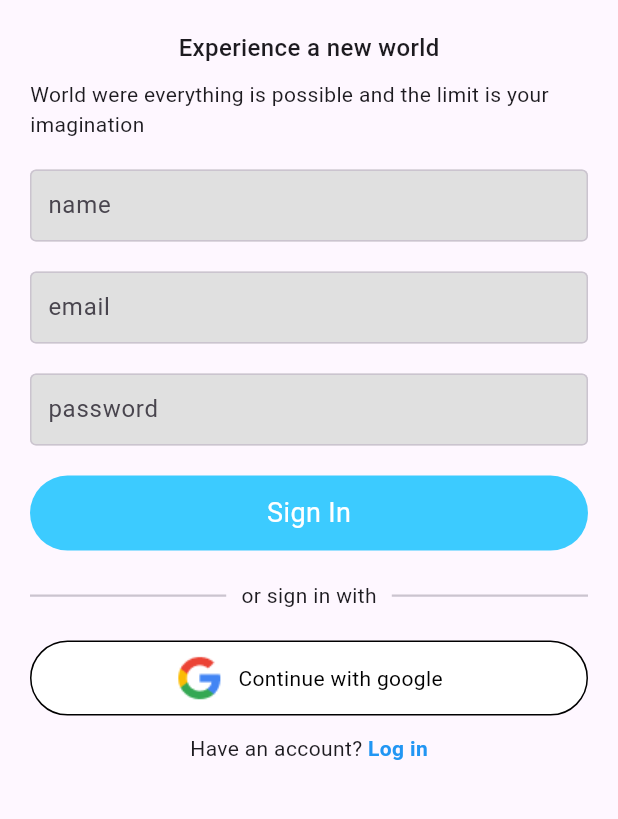
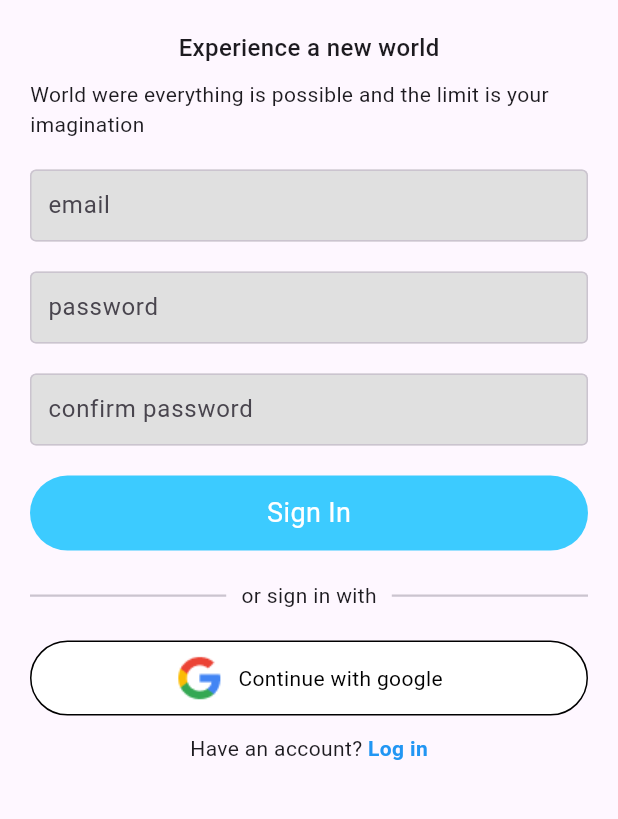
Before and after one commit to Prince-Sarfo/event-hub, a Flutter app: the screen it shows after launch, after a tap on "Register", on a phone screen of 412 x 824 dp, the part 51-870 px from its top. Run offline on Flutter 3.47's test engine with Material 3 defaults, Android fonts, the phone set to English and light mode, and no system bars; our stand-ins replace device_preview, firebase_auth, firebase_core, lottie, smooth_page_indicator; accounts and stored records are empty; network calls fail.

Commit message:
feat: added password authentication using firebase

```diff
--- a/lib/components/button.dart
+++ b/lib/components/button.dart
@@ -2,12 +2,13 @@ import 'package:flutter/material.dart';
 
 class ButtonType extends StatelessWidget {
   final String buttonType;
-  const ButtonType({super.key, required this.buttonType});
+  final void Function()? onTap;
+  const ButtonType({super.key, required this.buttonType, required this.onTap});
 
   @override
   Widget build(BuildContext context) {
     return GestureDetector(
-      onTap: () {},
+      onTap: onTap,
       child: Container(
         padding: EdgeInsets.symmetric(vertical: 12),
         decoration: const BoxDecoration(
--- a/lib/main.dart
+++ b/lib/main.dart
@@ -1,6 +1,8 @@
 import 'package:eventhub/intro_pages/loading_page.dart';
 import 'package:eventhub/pages/home_page.dart';
 import 'package:eventhub/pages/onboarding_page.dart';
+import 'package:eventhub/services/auth/auth_gate.dart';
+import 'package:eventhub/services/auth/auth_service.dart';
 
 import 'package:eventhub/services/auth/login_or_register.dart';
 import 'package:flutter/foundation.dart';
@@ -8,7 +10,9 @@ import 'package:flutter/material.dart';
 import 'package:device_preview/device_preview.dart';
 
 import 'package:firebase_core/firebase_core.dart';
+import 'package:provider/provider.dart';
 import 'firebase_options.dart';
+import 'package:firebase_auth/firebase_auth.dart';
 
 void main() async {
   // DevicePreview(
@@ -19,13 +23,18 @@ void main() async {
   await Firebase.initializeApp(
     options: DefaultFirebaseOptions.currentPlatform,
   );
-  runApp(const MyApp());
+  runApp(
+    ChangeNotifierProvider(
+      create: (context) => AuthService(),
+      child: const MyApp(),
+    )
+  );
 }
 
 class MyApp extends StatelessWidget {
   const MyApp({super.key});
 
-  // This widget is the root of your application.
+  // This is the root of the app
   @override
   Widget build(BuildContext context) {
     return MaterialApp(
@@ -33,6 +42,7 @@ class MyApp extends StatelessWidget {
       // useInheritedMediaQuery: true,
       // locale: DevicePreview.locale(context),
       // builder: DevicePreview.appBuilder,
+      navigatorKey: navigatorKey,
       debugShowCheckedModeBanner: false,
       theme: ThemeData(
         colorScheme: ColorScheme.fromSeed(seedColor: Colors.deepPurple),
@@ -41,7 +51,8 @@ class MyApp extends StatelessWidget {
       // home: const OnboardingPage(),
       // home: const LoadingPage(),
       // home: const HomePage(),
-      home: const LoginOrRegister(),
+      // home: const LoginOrRegister(),
+      home:  const AuthGate(),
     );
   }
 }
--- a/lib/pages/signup_pages/login_page.dart
+++ b/lib/pages/signup_pages/login_page.dart
@@ -1,6 +1,8 @@
 import 'package:eventhub/components/google_button.dart';
+import 'package:eventhub/services/auth/auth_service.dart';
 import 'package:eventhub/widgets/text_field_input.dart';
 import 'package:flutter/material.dart';
+import 'package:provider/provider.dart';
 import '../../components/divider.dart';
 import '../../components/button.dart';
 
@@ -23,24 +25,55 @@ class _LoginPageState extends State<LoginPage> {
     _passwordController.dispose();
   }
 
+  void signIn() async {
+    // get the auth service
+    final authService = Provider.of<AuthService>(context, listen: false);
+
+    try {
+      await authService.signInWithEmailandPassword(
+        _emailController.text,
+        _passwordController.text,
+      );
+    } catch (e) {
+      ScaffoldMessenger.of(context).showSnackBar(SnackBar(
+          content: Text(
+        e.toString(),
+      )));
+    }
+  }
+
   @override
   Widget build(BuildContext context) {
+    // function for sign in
+
     return Scaffold(
-      body: Padding(
+      appBar: AppBar(
+        actions: [
+          Image.asset(
+            'assets/images/unikonnect.png',
+            width: 200,
+          ),
+          SizedBox(
+            width: 60,
+          )
+        ],
+      ),
+      body: SingleChildScrollView(
+        child: Padding(
           padding: const EdgeInsets.symmetric(horizontal: 20),
           child: Column(
             children: [
               Padding(
                 padding: const EdgeInsets.symmetric(
                   horizontal: 20,
-              ).copyWith(top: 50, bottom: 20),
-              child: const Center(
+                ).copyWith(top: 10, bottom: 20),
+                // child: const Center(
                 // logo
-                child: Image(
-                  image: AssetImage('assets/images/unikonnect.png'),
-                  width: 100,
-                ),
-              ),
+                // child: Image(
+                //   image: AssetImage('assets/images/unikonnect.png'),
+                //   width: 100,
+                // ),
+                // ),
               ),
               // title
               const Text(
@@ -72,14 +105,21 @@ class _LoginPageState extends State<LoginPage> {
               // password
               TextFieldInput(
                 hintText: 'password',
-              textInputType: TextInputType.emailAddress,
-              textEditingController: _emailController,
+                textInputType: TextInputType.text,
+                textEditingController: _passwordController,
+                isPassword: true,
               ),
               const SizedBox(
                 height: 30,
               ),
               // or sign in with button
-            const ButtonType(buttonType: "Log In"),
+              ButtonType(
+                buttonType: "Log In",
+                onTap: ()=>{
+                  signIn(),
+                  FocusScope.of(context).unfocus(),
+                },
+              ),
               const SizedBox(
                 height: 20,
               ),
@@ -117,6 +157,7 @@ class _LoginPageState extends State<LoginPage> {
             ],
           ),
         ),
+      ),
     );
   }
 }
--- a/lib/pages/signup_pages/signup_page.dart
+++ b/lib/pages/signup_pages/signup_page.dart
@@ -1,6 +1,8 @@
 import 'package:eventhub/pages/signup_pages/login_page.dart';
+import 'package:eventhub/services/auth/auth_service.dart';
 import 'package:eventhub/widgets/text_field_input.dart';
 import 'package:flutter/material.dart';
+import 'package:provider/provider.dart';
 import '../../components/google_button.dart';
 import '../../components/button.dart';
 import '../../components/divider.dart';
@@ -16,7 +18,8 @@ class SignUpPage extends StatefulWidget {
 class _SignUpPageState extends State<SignUpPage> {
   final TextEditingController _emailController = TextEditingController();
   final TextEditingController _passwordController = TextEditingController();
-  final TextEditingController _nameController = TextEditingController();
+  final TextEditingController _confirmPasswordController =
+      TextEditingController();
 
   @override
   void dispose() {
@@ -25,12 +28,30 @@ class _SignUpPageState extends State<SignUpPage> {
     _passwordController.dispose();
   }
 
+// sign up method
+  void signUp() async {
+    //  get auth service
+    final authService = Provider.of<AuthService>(context, listen: false);
+    try {
+      if (_passwordController.text != _confirmPasswordController.text) {
+        ScaffoldMessenger.of(context).showSnackBar(
+            const SnackBar(content: Text("Passwords do not match!")));
+      }
+      await authService.signUpWithEmailandPassword(
+          _emailController.text, _passwordController.text);
+    } catch (e) {
+      ScaffoldMessenger.of(context)
+          .showSnackBar(SnackBar(content: Text(e.toString())));
+    }
+  }
+
   @override
   Widget build(BuildContext context) {
     return Scaffold(
       body: Padding(
         padding: const EdgeInsets.symmetric(horizontal: 20),
         child: SafeArea(
+          child: SingleChildScrollView(
             child: Column(
               children: [
                 Padding(
@@ -66,15 +87,6 @@ class _SignUpPageState extends State<SignUpPage> {
 
                 // name
                 TextFieldInput(
-                hintText: 'name',
-                textInputType: TextInputType.name,
-                textEditingController: _nameController,
-              ),
-              const SizedBox(
-                height: 20,
-              ),
-              // email
-              TextFieldInput(
                   hintText: 'email',
                   textInputType: TextInputType.emailAddress,
                   textEditingController: _emailController,
@@ -82,19 +94,36 @@ class _SignUpPageState extends State<SignUpPage> {
                 const SizedBox(
                   height: 20,
                 ),
-
-              // password
+                // email
                 TextFieldInput(
                   hintText: 'password',
                   textInputType: TextInputType.text,
                   textEditingController: _passwordController,
+                  isPassword: true,
+                ),
+                const SizedBox(
+                  height: 20,
+                ),
+
+                // password
+                TextFieldInput(
+                  hintText: 'confirm password',
+                  textInputType: TextInputType.text,
+                  textEditingController: _confirmPasswordController,
+                  isPassword: true,
                 ),
                 const SizedBox(
                   height: 20,
                 ),
 
                 // sign in button
-              const ButtonType(buttonType: "Sign In"),
+                ButtonType(
+                  buttonType: "Sign In",
+                  onTap: () => {
+                    signUp(),
+                    FocusScope.of(context).unfocus(),
+                  },
+                ),
                 const SizedBox(
                   height: 20,
                 ),
@@ -135,6 +164,8 @@ class _SignUpPageState extends State<SignUpPage> {
             ),
           ),
         ),
+      ),
+      resizeToAvoidBottomInset: true,
     );
   }
 }
--- /dev/null
+++ b/lib/services/auth/auth_gate.dart
@@ -0,0 +1,28 @@
+import 'package:eventhub/pages/home_page.dart';
+import 'package:eventhub/pages/signup_pages/login_page.dart';
+import 'package:eventhub/services/auth/login_or_register.dart';
+import 'package:firebase_auth/firebase_auth.dart';
+import 'package:flutter/material.dart';
+
+class AuthGate extends StatelessWidget {
+  const AuthGate({super.key});
+
+  @override
+  Widget build(BuildContext context) {
+    return Scaffold(
+      body: StreamBuilder(
+        stream: FirebaseAuth.instance.authStateChanges(),
+        builder: (context, snapshot) {
+          if (snapshot.connectionState == ConnectionState.waiting) {
+            return const Center(child: CircularProgressIndicator());
+          }
+          if (snapshot.hasData) {
+            return const HomePage();
+          } else {
+            return const LoginOrRegister();
+          }
+        },
+      ),
+    );
+  }
+}
--- /dev/null
+++ b/lib/services/auth/auth_service.dart
@@ -0,0 +1,62 @@
+import 'package:firebase_auth/firebase_auth.dart';
+import 'package:flutter/material.dart';
+
+class AuthService extends ChangeNotifier {
+  // instance of auth
+  final FirebaseAuth _firebaseAuth = FirebaseAuth.instance;
+
+  Future<UserCredential> signInWithEmailandPassword(
+      String email, String password) async {
+    try {
+      // sign user in
+      final UserCredential userCredential =
+          await _firebaseAuth.signInWithEmailAndPassword(
+        email: email,
+        password: password,
+      );
+      return userCredential;
+    } on FirebaseAuthException catch (e) {
+      if (e.code == 'user-not-found') {
+        // show snackbar with user not found
+        ScaffoldMessenger.of(navigatorKey.currentContext!).showSnackBar(
+          const SnackBar(content: Text('User not found')),
+        );
+      } else if (e.code == 'wrong-password') {
+        // show a snackbar with wrong password
+        ScaffoldMessenger.of(navigatorKey.currentContext!).showSnackBar(
+          const SnackBar(content: Text('Wrong password')),
+        );
+      }
+      // Throw an exception in case of an error
+      throw e;
+    }
+  }
+
+  // sign up
+  Future<UserCredential> signUpWithEmailandPassword(
+      String email, String password,) async {
+    try {
+      final UserCredential userCredential = await _firebaseAuth
+          .createUserWithEmailAndPassword(email: email, password: password);
+      return userCredential;
+    }on FirebaseException catch (e) {
+      if (e.code == 'email-already-in-use') {
+        // show snackbar with email already in use
+        ScaffoldMessenger.of(navigatorKey.currentContext!).showSnackBar(
+          const SnackBar(content: Text('Email already in use')),
+          );
+          }
+          // Throw an exception in case of an error
+          throw e;
+
+    }
+  }
+
+  // sign user out
+  Future<void> signOut() async {
+    await _firebaseAuth.signOut();
+  }
+}
+
+// Make sure you have a global key for the navigator
+final GlobalKey<NavigatorState> navigatorKey = GlobalKey<NavigatorState>();
--- a/pubspec.yaml
+++ b/pubspec.yaml
@@ -40,6 +40,8 @@ dependencies:
   smooth_page_indicator: ^1.1.0
   device_preview: ^1.2.0
   firebase_core: ^3.1.0
+  firebase_auth: ^5.1.0
+  provider: ^6.1.2
 
 dev_dependencies:
   flutter_test:
```
Also changed, not shown: lib/pages/home_page.dart (+9 -0 lines), pubspec.lock, 4 other files. Lines whose indentation alone changed are shown as unchanged.
